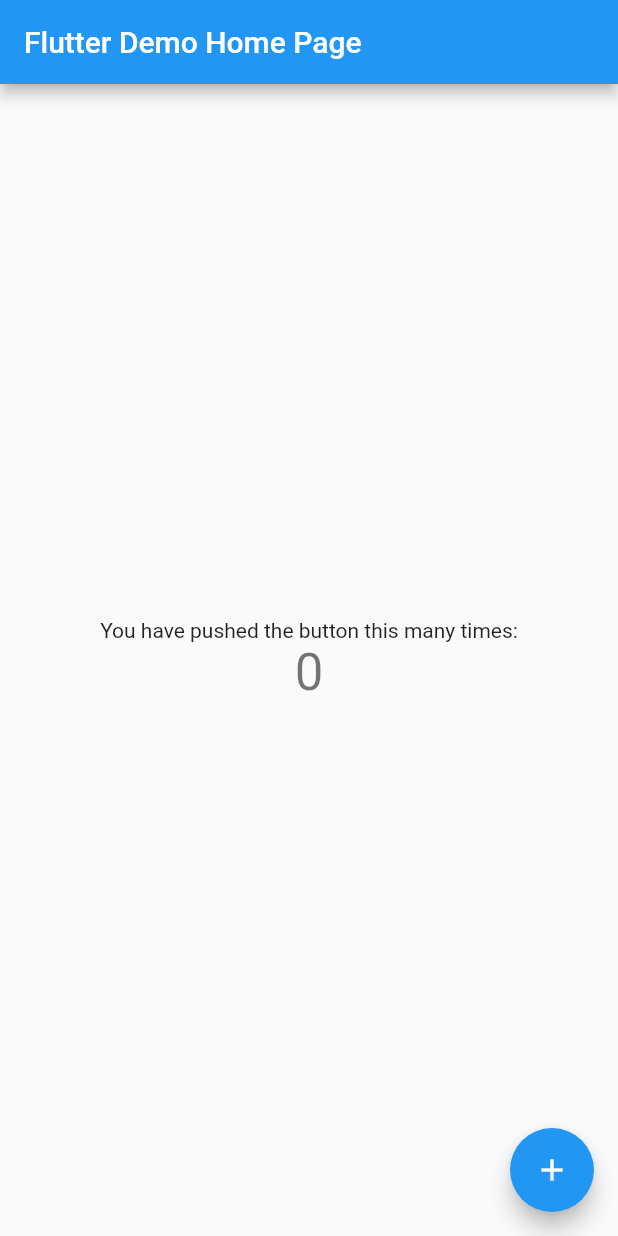
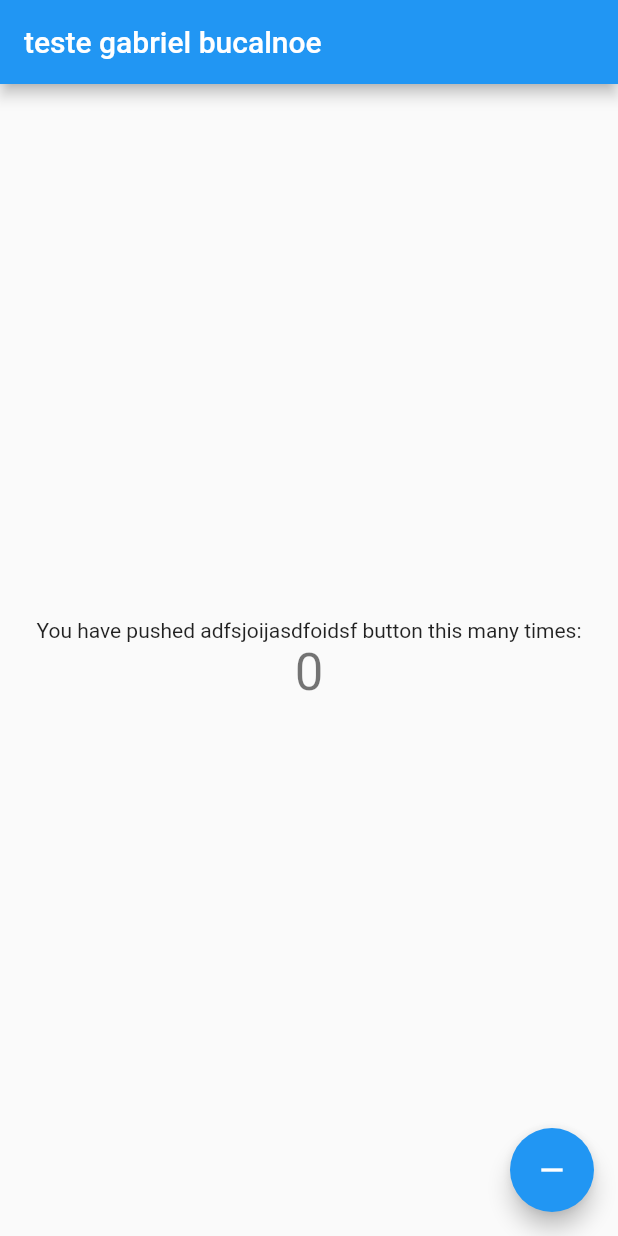
Before and after one commit to gabrielbucalon/lojavirtual, a Flutter app: the screen it shows after launch, on a phone screen of 412 x 824 dp. Run offline on Flutter 3.47's test engine with Material 2 defaults, Android fonts, the phone set to English and light mode, and no system bars.

```diff
--- a/lib/main.dart
+++ b/lib/main.dart
@@ -26,7 +26,7 @@
         // closer together (more dense) than on mobile platforms.
         visualDensity: VisualDensity.adaptivePlatformDensity,
       ),
-      home: MyHomePage(title: 'Flutter Demo Home Page'),
+      home: MyHomePage(title: 'teste gabriel bucalnoe'),
     );
   }
 }
@@ -98,7 +98,7 @@
           mainAxisAlignment: MainAxisAlignment.center,
           children: <Widget>[
             Text(
-              'You have pushed the button this many times:',
+              'You have pushed adfsjoijasdfoidsf button this many times:',
             ),
             Text(
               '$_counter',
@@ -110,7 +110,7 @@
       floatingActionButton: FloatingActionButton(
         onPressed: _incrementCounter,
         tooltip: 'Increment',
-        child: Icon(Icons.add),
+        child: Icon(Icons.remove),
       ), // This trailing comma makes auto-formatting nicer for build methods.
     );
   }
```
Also changed, not shown: pubspec.yaml (+7 -0 lines), pubspec.lock, 2 other files.
